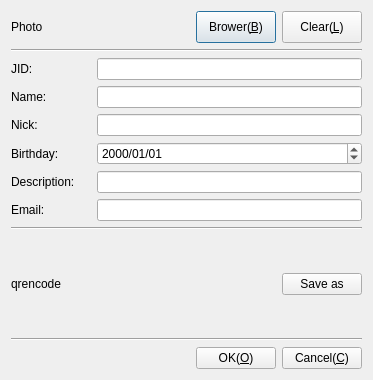
This is Widgets/DlgUservCard/DlgUservCard.ui in KangLin/RabbitIm as Qt 5 draws it before an edit. The edited form follows.
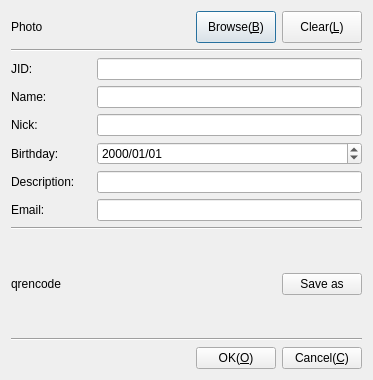
This is the edited form. Icons and pictures are not drawn.

```diff
--- a/Widgets/DlgUservCard/DlgUservCard.ui
+++ b/Widgets/DlgUservCard/DlgUservCard.ui
@@ -63,7 +63,7 @@
         </sizepolicy>
        </property>
        <property name="text">
-        <string>Brower(&amp;B)</string>
+        <string>Browse(&amp;B)</string>
        </property>
       </widget>
      </item>
```
Left out of the diff: 2 changed lines with no effect on the pictures.
